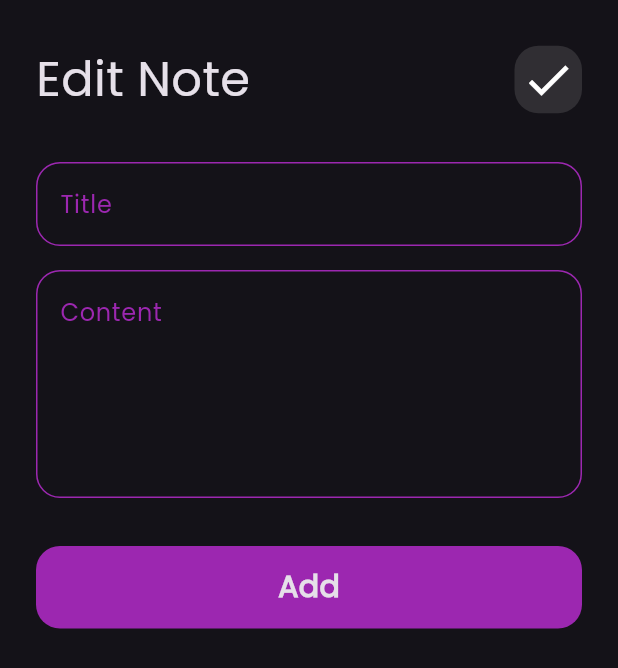
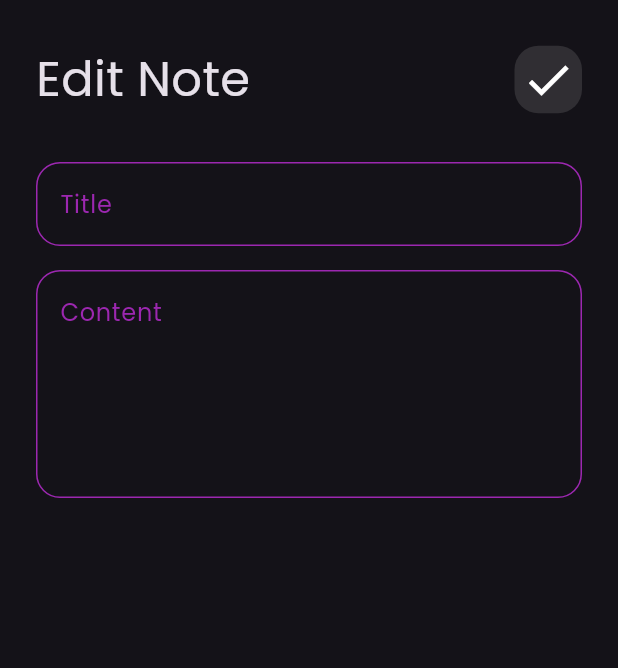
Before and after one commit to MonaAbdelaziz2024/flutter_notes_app, a Flutter app: the EditNoteView screen opened directly, on a phone screen of 412 x 824 dp. Shown: the top 668 px of the screen. Run offline on Flutter 3.47's test engine with Material 3 defaults, Android fonts, the phone set to English and light mode, and no system bars; our stand-ins replace font_awesome_flutter.

Commit message:
change edit view .

```diff
--- a/lib/widgets/edit_note_view_body.dart
+++ b/lib/widgets/edit_note_view_body.dart
@@ -22,9 +22,9 @@ class EditNoteViewBody extends StatelessWidget {
             CustomTextField( hintText: 'Title',),
             SizedBox(height: 16,),
             CustomTextField(hintText: 'Content' , maxLines: 5,),
-            SizedBox(height: 32,),
-            CustomButton(),
-            SizedBox(height: 16,),
+            // SizedBox(height: 32,),
+            // CustomButton(),
+            // SizedBox(height: 16,),
       ],),);
   }
 }
```
